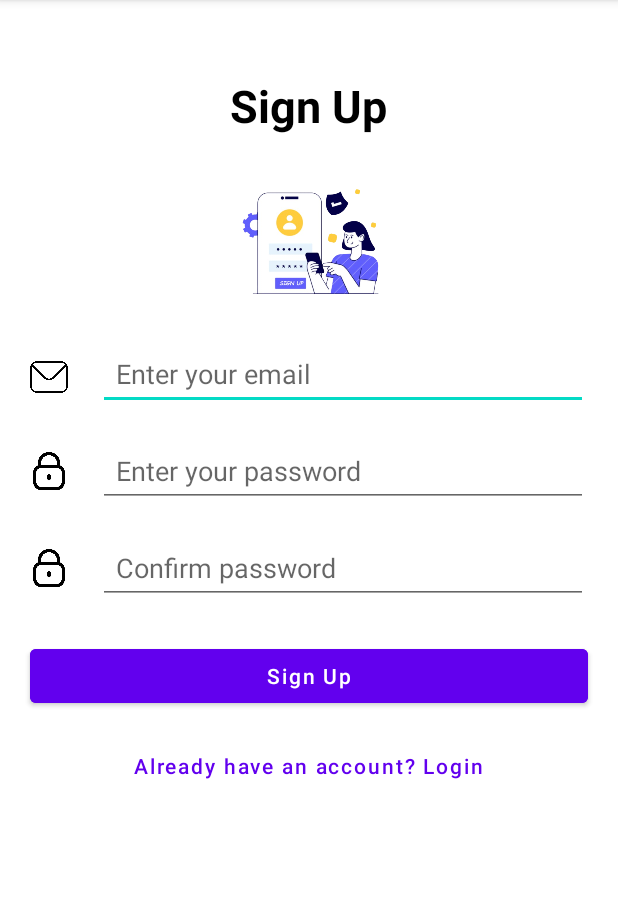
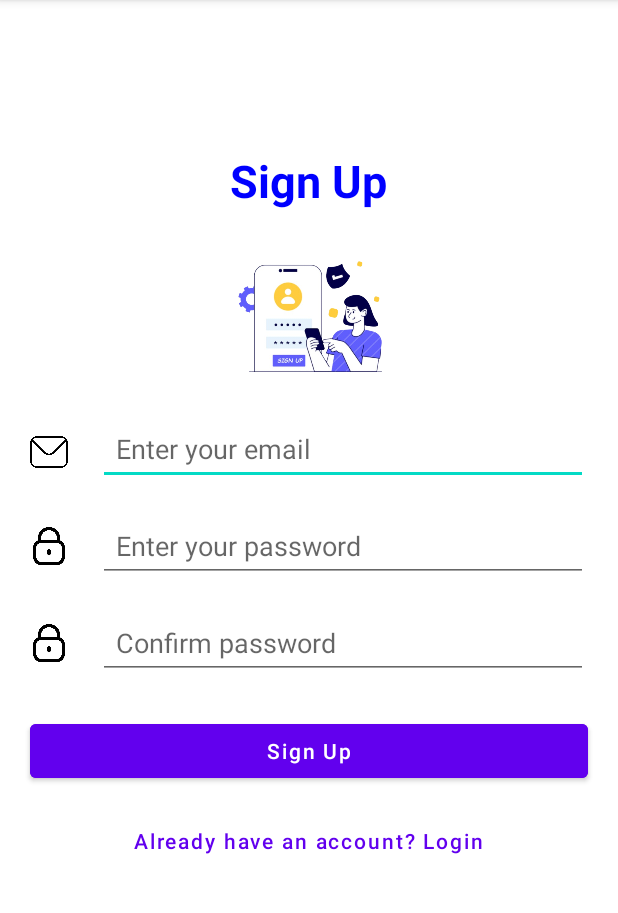
Before and after one commit to nabaraj999/BCA-SIXTH-, an Android app: the registerActivity screen opened directly, with no data from a screen before it, on a phone screen of 412 x 824 dp, the part 84-997 px from its top. Run offline under Robolectric (Android 15) with nearby library versions, the light colour scheme and no system bars.

Commit message:
Initial commit - Android Studio project

```diff
--- a/app/src/main/res/layout/activity_register.xml
+++ b/app/src/main/res/layout/activity_register.xml
@@ -4,6 +4,7 @@
     xmlns:tools="http://schemas.android.com/tools"
     android:id="@+id/main"
     android:layout_width="match_parent"
+    android:layout_marginTop="50dp"
     android:layout_height="match_parent"
     tools:context=".registerActivity">
 
@@ -14,13 +15,13 @@
         android:text="Sign Up"
         android:textSize="30sp"
         android:textStyle="bold"
-        android:textColor="@color/black"
+        android:textColor="#0000FF"
         android:layout_centerHorizontal="true"
         android:layout_marginTop="50dp" />
 
     <ImageView
         android:id="@+id/img_user"
-        android:layout_width="100dp"
+        android:layout_width="150dp"
         android:layout_height="100dp"
         android:src="@drawable/register"
         android:layout_below="@id/tv_title"
```
